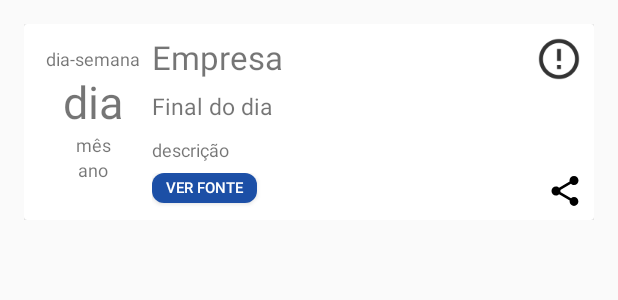
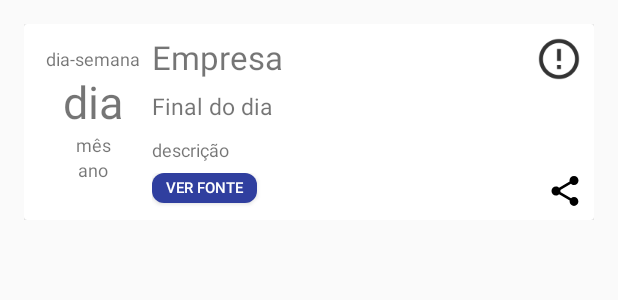
Before and after one commit to dfloureiro/greves, an Android app: the layout strike_card.xml on its own in the app's theme, with its tools: preview values and no code run, on a phone screen of 412 x 824 dp. Shown: the top 300 px of the screen. Run offline under Robolectric (Android 15) with nearby library versions, the phone set to English and light mode, and no system bars.

Commit message:
change applied to material

```diff
--- a/app/src/main/res/drawable/round_rectangle_canceled.xml
+++ b/app/src/main/res/drawable/round_rectangle_canceled.xml
@@ -1,7 +1,7 @@
 <?xml version="1.0" encoding="utf-8"?>
 <shape xmlns:android="http://schemas.android.com/apk/res/android"
     android:shape="rectangle">
-    <solid android:color="#eec42828" />
+    <solid android:color="@color/colorAccent" />
     <corners android:bottomRightRadius="8dp"
         android:bottomLeftRadius="8dp"
         android:topRightRadius="8dp"
--- a/app/src/main/res/drawable/round_rectangle_source.xml
+++ b/app/src/main/res/drawable/round_rectangle_source.xml
@@ -1,7 +1,7 @@
 <?xml version="1.0" encoding="utf-8"?>
 <shape xmlns:android="http://schemas.android.com/apk/res/android"
     android:shape="rectangle">
-    <solid android:color="#ee1046a3" />
+    <solid android:color="@color/colorPrimaryDark" />
     <corners android:bottomRightRadius="8dp"
         android:bottomLeftRadius="8dp"
         android:topRightRadius="8dp"
```
